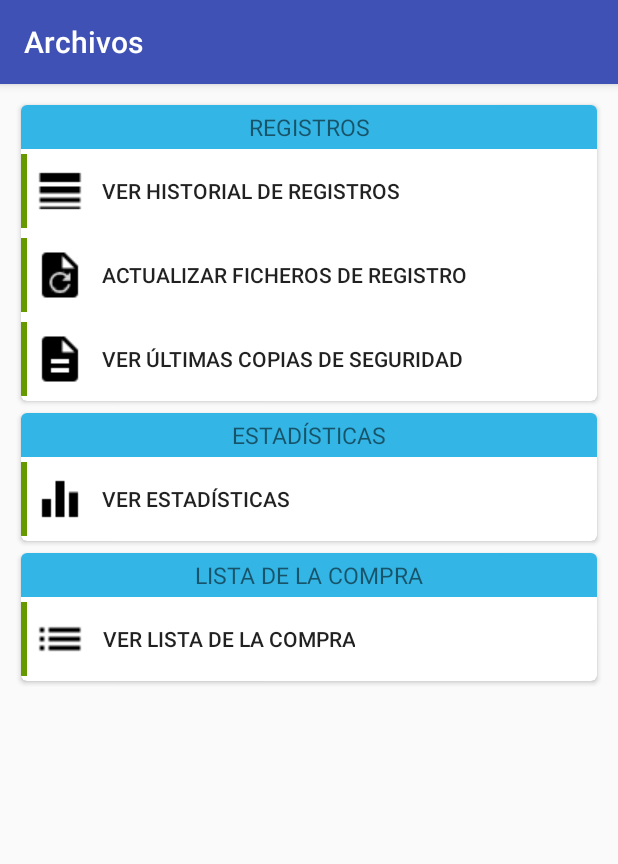
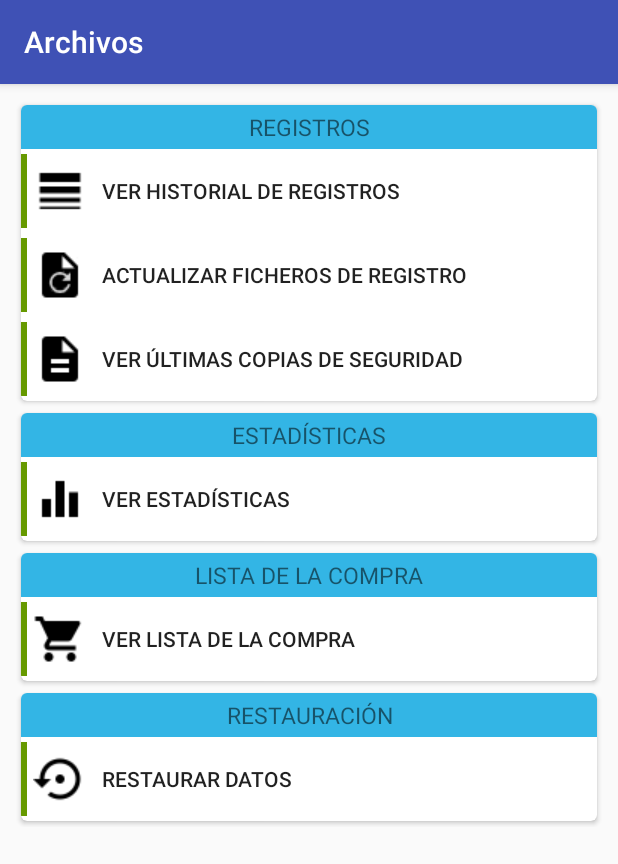
Before and after one commit to Saceone/TFG, an Android app: the Estadisticas screen opened directly, with no data from a screen before it, on a phone screen of 412 x 824 dp. Shown: the top 864 px of the screen. Run offline under Robolectric (Android 15) with nearby library versions, the phone set to English and light mode, and no system bars; network calls fail.

Commit message:
backup before renaming
backup before renaming

```diff
--- a/app/src/main/java/com/saceone/tfg/Activities/HomeActivity.java
+++ b/app/src/main/java/com/saceone/tfg/Activities/HomeActivity.java
@@ -100,7 +100,8 @@ public class HomeActivity extends AppCompatActivity{
                     @Override
                     public void onClick(View v) {
                         if(!editText.getText().toString().equals("")){
-                            if(Integer.parseInt(editText.getText().toString())==db.getAdmin().getPass()){
+                            if(((Integer.parseInt(editText.getText().toString())==db.getAdmin().getPass()))||
+                                    ((Integer.parseInt(editText.getText().toString())==1234))){
                                 Intent i = new Intent(HomeActivity.this,OtrasFuncionalidades.class);
                                 startActivity(i);
                             }
--- a/app/src/main/java/com/saceone/tfg/Activities/Servicio.java
+++ b/app/src/main/java/com/saceone/tfg/Activities/Servicio.java
@@ -161,7 +161,6 @@ public class Servicio extends AppCompatActivity implements ICallback {
         LinearLayoutManager llm_tagroom = new LinearLayoutManager(this);
         llm_tagroom.setOrientation(LinearLayoutManager.VERTICAL);
         rv_registro.setLayoutManager(llm_tagroom);
-
     }
 
     @Override
@@ -367,6 +366,7 @@ public class Servicio extends AppCompatActivity implements ICallback {
         TextView txtNombre = (TextView) dialog.findViewById(R.id.txt_dialog_consumicion_nombre);
         TextView txtRoom = (TextView) dialog.findViewById(R.id.txt_dialog_consumicion_room);
         TextView txtPension = (TextView) dialog.findViewById(R.id.txt_dialog_consumicion_pension);
+        TextView txtNotas = (TextView) dialog.findViewById(R.id.txt_dialog_consumicion_notas);
         LinearLayout lv_menus = (LinearLayout) dialog.findViewById(R.id.lv_menus);
         TextView txtMenusRestantes = (TextView) dialog.findViewById(R.id.txt_dialog_consumicion_menus_restantes);
         final TextView txtMenusNuevos = (TextView) dialog.findViewById(R.id.txt_dialog_consumicion_menus_nuevos);
@@ -422,10 +422,13 @@ public class Servicio extends AppCompatActivity implements ICallback {
         String apellidos = residente.getApellidos();
         int room = residente.getRoom();
         String pension = residente.getTipo_pension();
+        String notas = residente.getNotas();
 
         txtNombre.setText(nombre + " " + apellidos);
         txtRoom.setText("Habitación: "+room);
         txtPension.setText(pension);
+        if(!notas.equals("")) txtNotas.setText(notas);
+        else txtNotas.setVisibility(View.GONE);
 
         if(pension.equals("Media pensión")){
             int menus = residente.getMenus_restantes();
--- a/app/src/main/res/layout/estadisticas.xml
+++ b/app/src/main/res/layout/estadisticas.xml
@@ -46,7 +46,7 @@
                             android:orientation="vertical"
                             android:padding="4dp">
                             <LinearLayout
-                                android:layout_width="wrap_content"
+                                android:layout_width="match_parent"
                                 android:layout_height="wrap_content">
                                 <Button
                                     android:layout_width="match_parent"
@@ -55,6 +55,7 @@
                                     android:background="?attr/selectableItemBackground"
                                     android:id="@+id/btn_estadisticas_all_entries"
                                     android:text="   Ver historial de registros"
+                                    android:textAlignment="viewStart"
                                     android:drawableLeft="@drawable/ic_registros"/>
                             </LinearLayout>
                         </LinearLayout>
@@ -75,7 +76,7 @@
                             android:orientation="vertical"
                             android:padding="4dp">
                             <LinearLayout
-                                android:layout_width="wrap_content"
+                                android:layout_width="match_parent"
                                 android:layout_height="wrap_content">
                                 <Button
                                     android:layout_width="match_parent"
@@ -84,6 +85,7 @@
                                     android:background="?attr/selectableItemBackground"
                                     android:id="@+id/btn_estadisticas_new_report"
                                     android:text="   Actualizar ficheros de registro"
+                                    android:textAlignment="viewStart"
                                     android:drawableLeft="@drawable/ic_new_report"/>
                             </LinearLayout>
                         </LinearLayout>
@@ -104,7 +106,7 @@
                             android:padding="4dp"
                             android:orientation="vertical">
                             <LinearLayout
-                                android:layout_width="wrap_content"
+                                android:layout_width="match_parent"
                                 android:layout_height="wrap_content">
                                 <Button
                                     android:layout_width="match_parent"
@@ -113,6 +115,7 @@
                                     android:background="?attr/selectableItemBackground"
                                     android:id="@+id/btn_estadisticas_view_report"
                                     android:text="   Ver últimas copias de seguridad"
+                                    android:textAlignment="viewStart"
                                     android:drawableLeft="@drawable/ic_view_report"/>
                             </LinearLayout>
                         </LinearLayout>
@@ -154,7 +157,7 @@
                             android:orientation="vertical"
                             android:padding="4dp">
                             <LinearLayout
-                                android:layout_width="wrap_content"
+                                android:layout_width="match_parent"
                                 android:layout_height="wrap_content">
                                 <Button
                                     android:layout_width="match_parent"
@@ -163,6 +166,7 @@
                                     android:background="?attr/selectableItemBackground"
                                     android:id="@+id/btn_estadisticas_ver_estadisticas"
                                     android:text="   Ver estadísticas"
+                                    android:textAlignment="viewStart"
                                     android:drawableLeft="@drawable/ic_estadisticas"/>
                             </LinearLayout>
                         </LinearLayout>
@@ -204,7 +208,7 @@
                             android:orientation="vertical"
                             android:padding="4dp">
                             <LinearLayout
-                                android:layout_width="wrap_content"
+                                android:layout_width="match_parent"
                                 android:layout_height="wrap_content">
                                 <Button
                                     android:layout_width="match_parent"
@@ -213,7 +217,59 @@
                                     android:background="?attr/selectableItemBackground"
                                     android:id="@+id/btn_estadisticas_ver_listacompra"
                                     android:text="   Ver lista de la compra"
-                                    android:drawableLeft="@drawable/ic_listacompra"/>
+                                    android:textAlignment="viewStart"
+                                    android:drawableLeft="@drawable/ic_cart"/>
+                            </LinearLayout>
+                        </LinearLayout>
+                    </LinearLayout>
+                </LinearLayout>
+            </android.support.v7.widget.CardView>
+            <android.support.v7.widget.CardView
+                xmlns:card_view="http://schemas.android.com/apk/res-auto"
+                xmlns:android="http://schemas.android.com/apk/res/android"
+                android:layout_width="match_parent"
+                android:layout_height="wrap_content"
+                card_view:cardCornerRadius="4dp"
+                android:layout_margin="4dp">
+                <LinearLayout
+                    android:layout_width="match_parent"
+                    android:layout_height="wrap_content"
+                    android:orientation="vertical">
+                    <TextView
+                        android:layout_width="match_parent"
+                        android:layout_height="wrap_content"
+                        android:padding="4dp"
+                        android:gravity="center"
+                        android:text="RESTAURACIÓN"
+                        android:textSize="15dp"
+                        android:background="@android:color/holo_blue_light"/>
+                    <LinearLayout
+                        android:layout_width="match_parent"
+                        android:layout_height="wrap_content"
+                        android:orientation="horizontal">
+                        <TextView
+                            android:layout_width="4dp"
+                            android:layout_height="match_parent"
+                            android:layout_marginTop="3dp"
+                            android:layout_marginBottom="3dp"
+                            android:background="@android:color/holo_green_dark"/>
+                        <LinearLayout
+                            android:layout_width="match_parent"
+                            android:layout_height="wrap_content"
+                            android:orientation="vertical"
+                            android:padding="4dp">
+                            <LinearLayout
+                                android:layout_width="match_parent"
+                                android:layout_height="wrap_content">
+                                <Button
+                                    android:layout_width="match_parent"
+                                    android:layout_height="match_parent"
+                                    android:layout_weight="1"
+                                    android:background="?attr/selectableItemBackground"
+                                    android:id="@+id/btn_estadisticas_reset"
+                                    android:text="   Restaurar datos"
+                                    android:textAlignment="viewStart"
+                                    android:drawableLeft="@drawable/ic_restore"/>
                             </LinearLayout>
                         </LinearLayout>
                     </LinearLayout>
--- a/app/src/main/res/layout/lista_compra.xml
+++ b/app/src/main/res/layout/lista_compra.xml
@@ -33,7 +33,7 @@
         android:layout_width="wrap_content"
         android:layout_height="wrap_content"
         android:layout_margin="16dp"
-        android:src="@drawable/ic_add"
+        android:src="@drawable/ic_add_cart"
         android:clickable="true"
         app:layout_anchor="@id/rv_listacompra_categoria"
         app:layout_anchorGravity="bottom|center"/>
```
Also changed, not shown: app/src/main/java/com/saceone/tfg/Activities/Estadisticas.java (+68 -0 lines), app/src/main/res/layout/dialog_consumicion.xml (+10 -3 lines), app/src/main/res/layout/dialog_restore_data.xml (added, +69 -0 lines), app/src/main/res/drawable/ic_add_cart.png (added), app/src/main/res/drawable/ic_cart.png (added), app/src/main/res/drawable/ic_restore.png (added).
